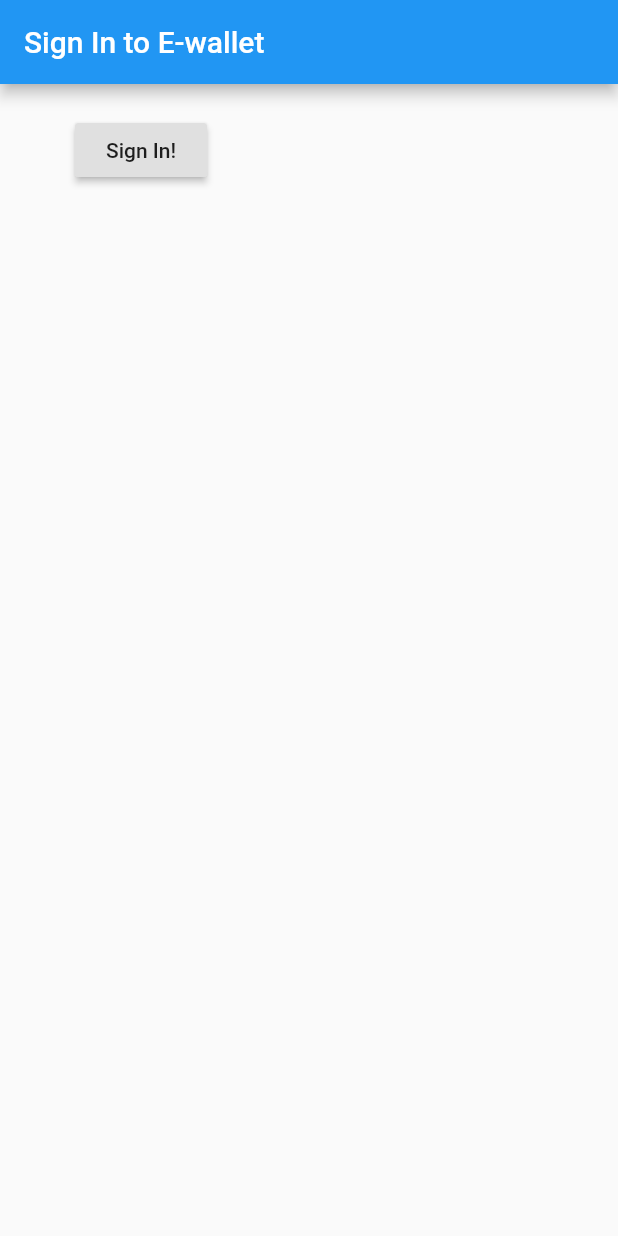
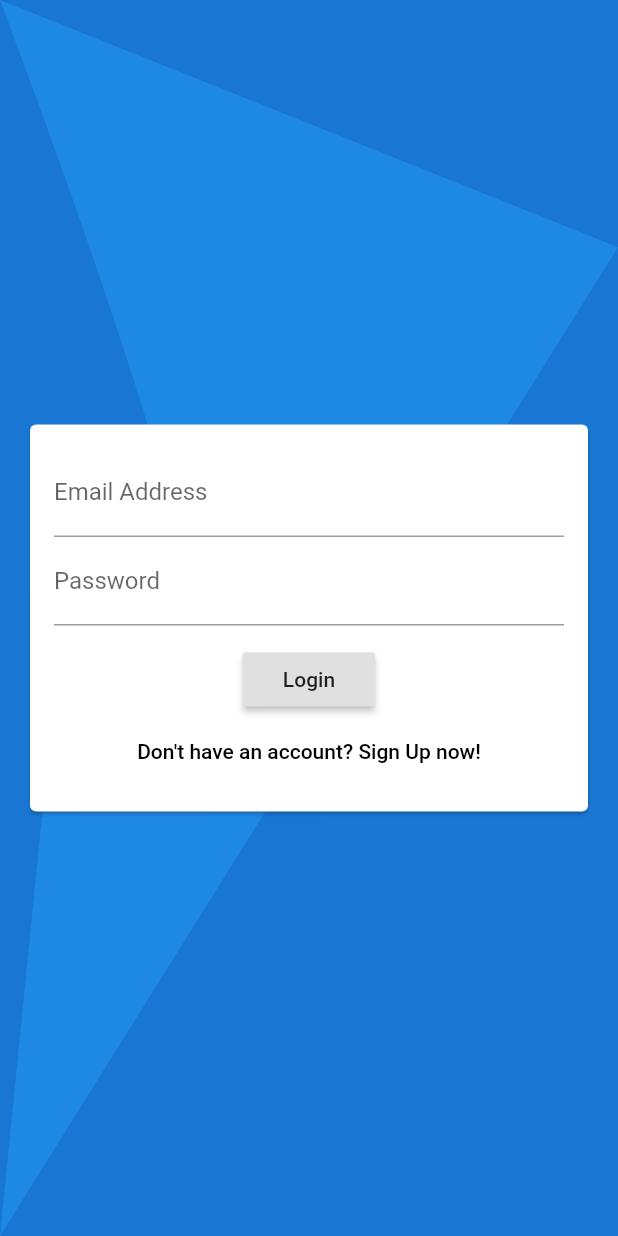
Before and after one commit to ImNeutral/e-wallet, a Flutter app: the screen it shows after launch, on a phone screen of 412 x 824 dp. Run offline on Flutter 3.47's test engine with Material 2 defaults, Android fonts, the phone set to English and light mode, and no system bars; our stand-ins replace cloud_firestore, firebase_auth, firebase_core; accounts and stored records are empty.

Commit message:
Initial Login Screen Design

```diff
--- a/lib/main.dart
+++ b/lib/main.dart
@@ -1,10 +1,8 @@
 import 'package:e_wallet/models/User.dart';
-import 'package:e_wallet/services/auth_service.dart';
+import 'package:e_wallet/screens/auth_screen.dart';
 import 'package:e_wallet/services/user_service.dart';
-import 'package:e_wallet/widgets/auth/sign_in.dart';
 import 'package:flutter/material.dart';
 import 'package:firebase_core/firebase_core.dart';
-import 'package:cloud_firestore/cloud_firestore.dart';
 import 'package:provider/provider.dart';
 
 void main() async {
@@ -33,7 +31,7 @@ class MyApp extends StatelessWidget {
       theme: ThemeData(
         visualDensity: VisualDensity.adaptivePlatformDensity,
       ),
-      home: SignIn(),
+      home: AuthScreen(),
     );
   }
 
--- /dev/null
+++ b/lib/screens/auth_screen.dart
@@ -0,0 +1,31 @@
+import 'package:e_wallet/services/auth_service.dart';
+import 'package:e_wallet/widgets/auth/auth_form.dart';
+import 'package:e_wallet/widgets/auth/background.dart';
+import 'package:flutter/material.dart';
+
+class AuthScreen extends StatefulWidget {
+  @override
+  _AuthScreenState createState() => _AuthScreenState();
+}
+
+class _AuthScreenState extends State<AuthScreen> {
+  final AuthService authService = new AuthService();
+
+  @override
+  Widget build(BuildContext context) {
+    return Scaffold(
+      backgroundColor: Theme.of(context).primaryColor,
+      body: CustomPaint(painter: AuthBackgroundPainter(), child: AuthForm()),
+    );
+  }
+
+  void signInUser() async {
+    dynamic result = await authService.login();
+    if (result == null) {
+      print('error signing in');
+    } else {
+      print('signed in');
+      print(result);
+    }
+  }
+}
--- /dev/null
+++ b/lib/widgets/auth/auth_form.dart
@@ -0,0 +1,50 @@
+import 'package:flutter/material.dart';
+
+class AuthForm extends StatefulWidget {
+  @override
+  _AuthFormState createState() => _AuthFormState();
+}
+
+class _AuthFormState extends State<AuthForm> {
+  @override
+  Widget build(BuildContext context) {
+    return Center(
+      child: Card(
+          margin: EdgeInsets.all(20),
+          child: SingleChildScrollView(
+            child: Padding(
+              padding: EdgeInsets.all(16),
+              child: Form(
+                child: Column(
+                  mainAxisSize: MainAxisSize.min,
+                  children: [
+                    TextFormField(
+                      keyboardType: TextInputType.emailAddress,
+                      decoration: InputDecoration(labelText: 'Email Address'),
+                    ),
+                    TextFormField(
+                      decoration: InputDecoration(
+                        labelText: 'Password',
+                      ),
+                      obscureText: true,
+                    ),
+                    SizedBox(
+                      height: 12,
+                    ),
+                    RaisedButton(
+                      onPressed: () => {},
+                      child: Text('Login'),
+                    ),
+                    FlatButton(
+                      onPressed: () => {},
+                      child: Text('Don\'t have an account? Sign Up now!'),
+                      textTheme: ButtonTextTheme.primary,
+                    )
+                  ],
+                ),
+              ),
+            ),
+          )),
+    );
+  }
+}
--- a/lib/widgets/auth/sign_in.dart
+++ /dev/null
@@ -1,38 +0,0 @@
-import 'package:e_wallet/services/auth_service.dart';
-import 'package:flutter/material.dart';
-
-class SignIn extends StatefulWidget {
-
-  @override
-  _SignInState createState() => _SignInState();
-}
-
-class _SignInState extends State<SignIn> {
-  final AuthService authService = new AuthService();
-
-  @override
-  Widget build(BuildContext context) {
-    return Scaffold(
-      appBar: AppBar(
-        title: Text("Sign In to E-wallet"),
-      ),
-      body: Container(
-        padding: EdgeInsets.symmetric(vertical: 20.0, horizontal: 50.0),
-        child: RaisedButton(
-            child: Text("Sign In!"),
-            onPressed: signInUser
-            ),
-      ),
-    );
-  }
-
-  void signInUser() async {
-    dynamic result = await authService.login();
-    if(result == null) {
-      print('error signing in');
-    } else {
-      print('signed in');
-      print(result);
-    }
-  }
-}
```
Also changed, not shown: lib/widgets/auth/background.dart (added, +36 -0 lines).
